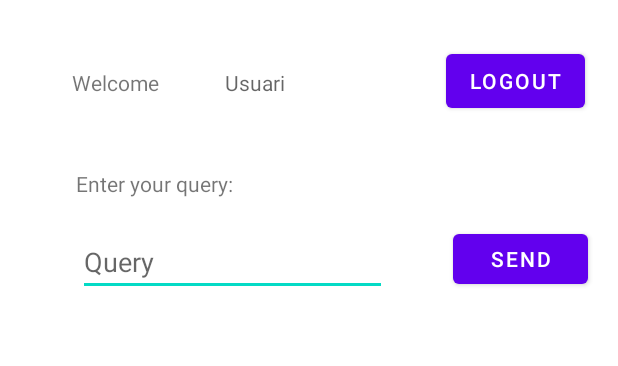
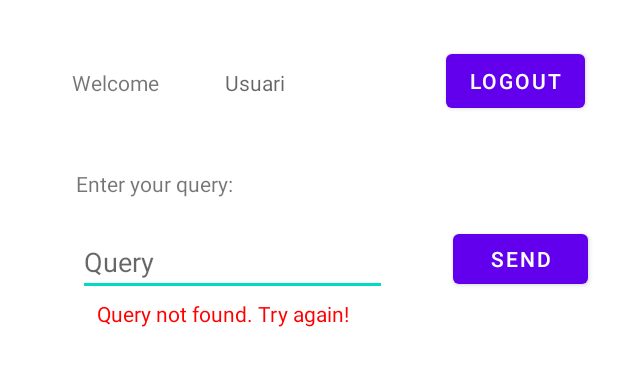
Before and after one commit to Marc-Nueno-Montolio/PBE-CDR, an Android app: the layout activity_dashboard.xml on its own in the app's theme, with its tools: preview values and no code run, on a phone screen of 412 x 824 dp. Shown: the top 366 px of the screen. Run offline under Robolectric (Android 15) with nearby library versions, the phone set to English and light mode, and no system bars.

Commit message:
he fet una versió ràpida del send_query

```diff
--- a/Clients/Android_Client/app/src/main/res/layout/activity_dashboard.xml
+++ b/Clients/Android_Client/app/src/main/res/layout/activity_dashboard.xml
@@ -82,4 +82,17 @@
         app:layout_constraintStart_toEndOf="@+id/textView3"
         app:layout_constraintTop_toTopOf="parent" />
 
+    <TextView
+        android:id="@+id/query_fail"
+        android:layout_width="wrap_content"
+        android:layout_height="wrap_content"
+        android:layout_marginStart="65dp"
+        android:layout_marginTop="2dp"
+        android:layout_marginEnd="180dp"
+        android:text="Query not found. Try again!"
+        android:textColor="#FF0000"
+        app:layout_constraintEnd_toEndOf="parent"
+        app:layout_constraintStart_toStartOf="parent"
+        app:layout_constraintTop_toBottomOf="@+id/enter_query" />
+
 </androidx.constraintlayout.widget.ConstraintLayout>
```
Also changed, not shown: Clients/Android_Client/app/src/main/java/com/example/piconnect/DashboardActivity.java (+42 -2 lines).
